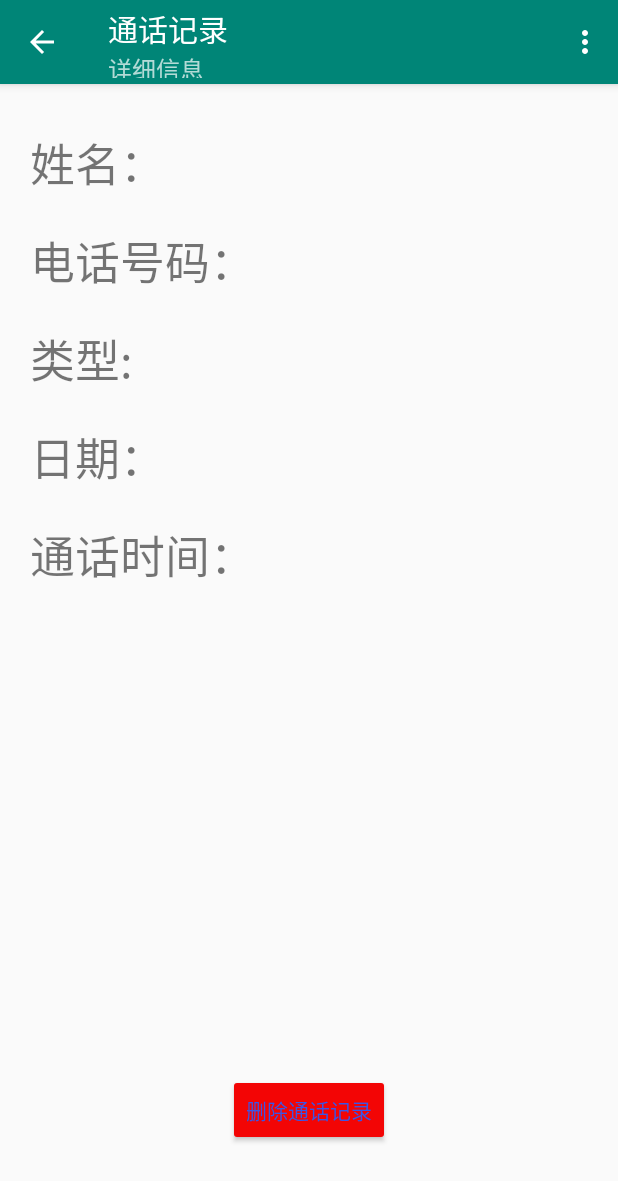
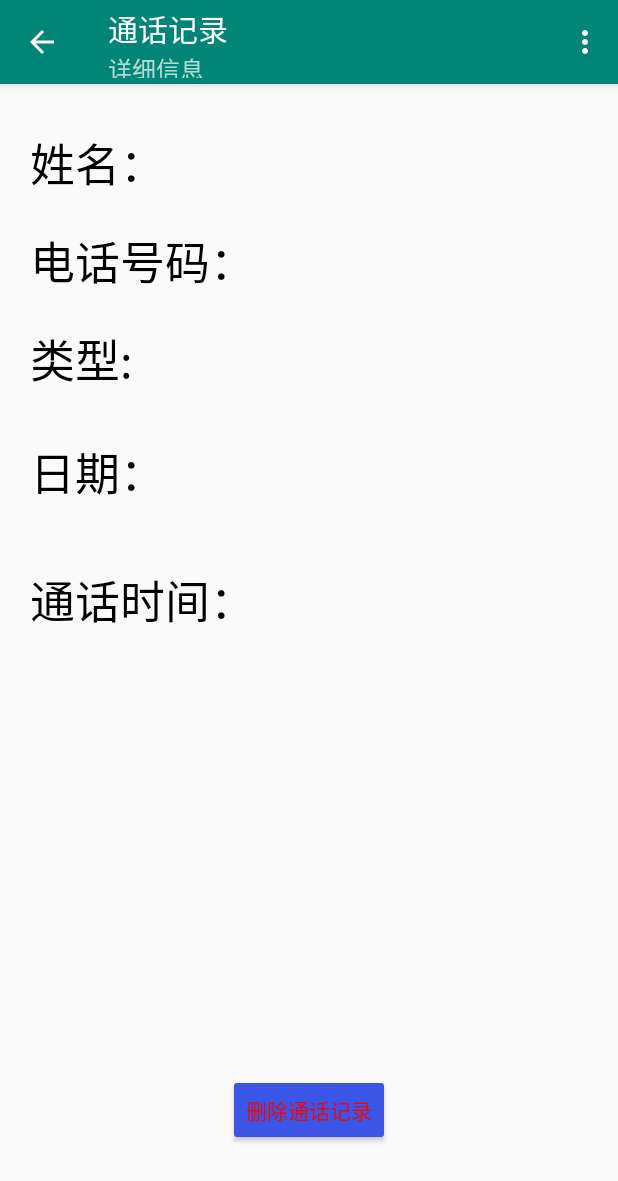
Before and after one commit to jiangzx1997/addressBook, an Android app: the CallLogDetail screen opened directly, with no data from a screen before it, on a phone screen of 412 x 824 dp. Shown: the top 1181 px of the screen. Run offline under Robolectric (Android 15) with nearby library versions, the phone set to English and light mode, and no system bars.

Commit message:
界面稍微修改了下

```diff
--- a/AddressBook/app/src/main/res/layout/call_log.xml
+++ b/AddressBook/app/src/main/res/layout/call_log.xml
@@ -5,6 +5,8 @@
     android:layout_width="match_parent"
     android:layout_height="match_parent"
     tools:context=".CallLog">
+
+
     <EditText
         android:layout_width="match_parent"
         android:layout_height="50dp"
--- a/AddressBook/app/src/main/res/layout/call_log_detail.xml
+++ b/AddressBook/app/src/main/res/layout/call_log_detail.xml
@@ -12,6 +12,7 @@
         android:id="@+id/name1"
         android:textSize="30dp"
         android:text="姓名："
+        android:textColor="@color/colorBlack"
         android:layout_marginTop="30dp"
         android:layout_marginLeft="20dp" />
 
@@ -21,6 +22,7 @@
         android:id="@+id/number1"
         android:textSize="30dp"
         android:text="电话号码："
+        android:textColor="@color/colorBlack"
         android:layout_below="@id/name1"
         android:layout_marginTop="20dp"
         android:layout_marginLeft="20dp" />
@@ -52,6 +54,7 @@
         android:id="@+id/type1"
         android:textSize="30dp"
         android:text="类型:"
+        android:textColor="@color/colorBlack"
         android:layout_below="@id/number1"
         android:layout_marginTop="20dp"
         android:layout_marginLeft="20dp"/>
@@ -73,8 +76,9 @@
         android:id="@+id/date1"
         android:textSize="30dp"
         android:text="日期："
+        android:textColor="@color/colorBlack"
         android:layout_below="@id/type1"
-        android:layout_marginTop="20dp"
+        android:layout_marginTop="30dp"
         android:layout_marginLeft="20dp"/>
 
     <TextView
@@ -94,8 +98,9 @@
         android:id="@+id/time1"
         android:textSize="30dp"
         android:text="通话时间："
+        android:textColor="@color/colorBlack"
         android:layout_below="@id/date1"
-        android:layout_marginTop="20dp"
+        android:layout_marginTop="40dp"
         android:layout_marginLeft="20dp"/>
 
     <TextView
@@ -106,7 +111,7 @@
         android:text="time"
         android:layout_toRightOf="@id/time1"
         android:layout_below="@id/date1"
-        android:layout_marginTop="20dp"
+        android:layout_marginTop="40dp"
         android:layout_marginLeft="20dp"/>
 
     <TextView
@@ -115,6 +120,7 @@
         android:id="@+id/location1"
         android:textSize="30dp"
         android:text="归属地："
+        android:textColor="@color/colorBlack"
         android:layout_below="@id/time1"
         android:layout_marginTop="20dp"
         android:layout_marginLeft="20dp"
@@ -138,8 +144,8 @@
         android:id="@+id/delete"
         android:text="删除通话记录"
         android:layout_gravity="center_horizontal"
-        android:backgroundTint="@color/colorRed"
-        android:textColor="@color/colorBlue"
+        android:backgroundTint="@color/colorBlue"
+        android:textColor="@color/colorRed"
         android:layout_alignParentBottom="true"
         android:layout_marginBottom="60dp"
         android:layout_centerHorizontal="true"/>
--- a/AddressBook/app/src/main/res/values/colors.xml
+++ b/AddressBook/app/src/main/res/values/colors.xml
@@ -5,4 +5,5 @@
     <color name="colorAccent">#D81B60</color>
     <color name="colorBlue">#3B56E7</color>
     <color name="colorRed">#F30505</color>
+    <color name="colorBlack">#000000</color>
 </resources>
```
Also changed, not shown: AddressBook/app/src/main/java/com/onetwothree/addressbook/CallLog.java (+5 -2 lines), AddressBook/app/src/main/java/com/onetwothree/addressbook/activity_main.java (+8 -0 lines), AddressBook/app/src/main/res/layout/call_log_list_item.xml (+22 -0 lines).
